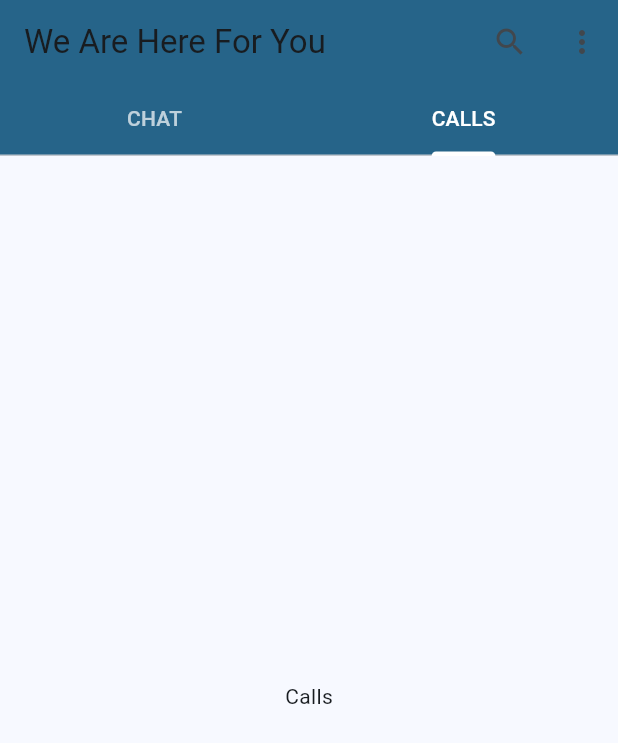
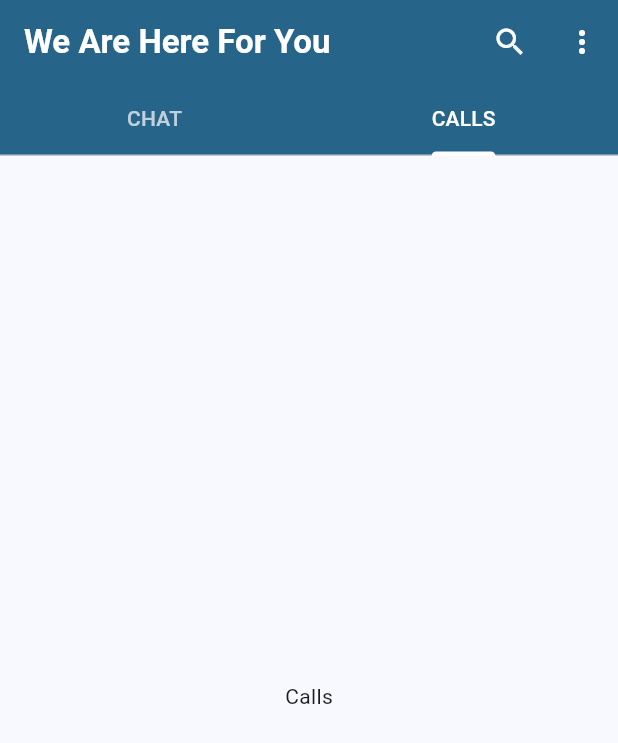
Before and after one commit to sadithaboxrec/Mental-HealthCare-Application_Project, a Flutter app: the screen it shows after launch, tab 2 chosen, on a phone screen of 412 x 824 dp. Shown: the top 743 px of the screen. Run offline on Flutter 3.47's test engine with Material 3 defaults, Android fonts, the light colour scheme and no system bars.

```diff
--- a/chat_function/lib/screens/homescreen.dart
+++ b/chat_function/lib/screens/homescreen.dart
@@ -26,14 +26,25 @@
 
       appBar: AppBar(
         backgroundColor: Theme.of(context).colorScheme.primary,
-        title: Text('We Are Here For You'),
+        title: Text('We Are Here For You',
+        style: TextStyle(
+          color:Colors.white,//change color to white
+          fontWeight: FontWeight.bold,//bold text
+        )),
         actions: [
           IconButton(
-            icon: Icon(Icons.search),
+            icon: Icon(
+              Icons.search,
+              color: Colors.white,
+              ),
             onPressed: () {},
           ),
            //pop menu button with starred massagees, setting and logout options
           PopupMenuButton<String>(
+            icon: Icon(
+              Icons.more_vert,
+              color: Colors.white,
+            ),
             onSelected: (value) => print(value),
 
             itemBuilder: (BuildContext context) {
--- a/chat_function/pubspec.yaml
+++ b/chat_function/pubspec.yaml
@@ -33,6 +33,7 @@
   flutter_svg: ^2.2.4
   emoji_picker_flutter: ^4.4.0
   shared_preferences: ^2.5.5
+
 
   # The following adds the Cupertino Icons font to your application.
   # Use with the CupertinoIcons class for iOS style icons.
```
Also changed, not shown: chat_function/lib/page/individual_page.dart (+57 -13 lines), chat_function/pubspec.lock, 2 other files.
